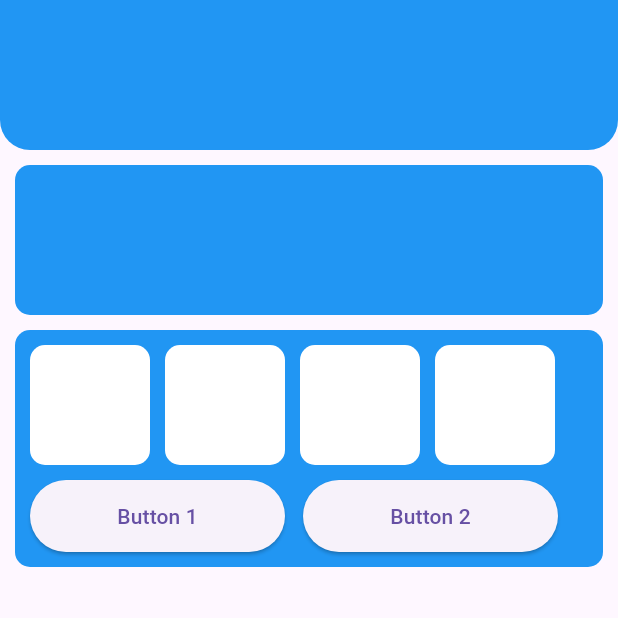
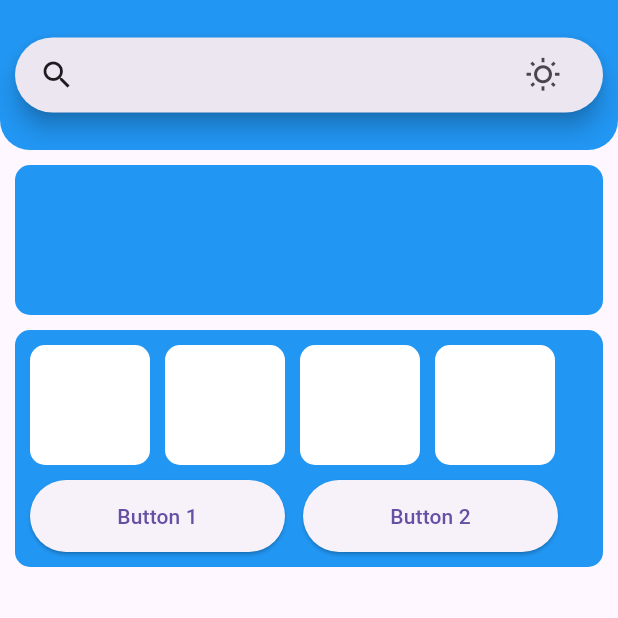
Before and after one commit to ChaminduGamage/Flutter-Layout-Practice, a Flutter app: the screen it shows after launch, on a phone screen of 412 x 824 dp, the top half of it. Run offline on Flutter 3.47's test engine with Material 3 defaults, Android fonts, the phone set to English and light mode, and no system bars.

Commit message:
Search Bar Test

```diff
--- a/lib/main.dart
+++ b/lib/main.dart
@@ -1,22 +1,33 @@
 import 'package:flutter/material.dart';
 
 void main() {
-  runApp(MyApp());
+  runApp(const MyApp());
 }
 
-class MyApp extends StatelessWidget {
+class MyApp extends StatefulWidget {
   const MyApp({super.key});
+
+  @override
+  State<MyApp> createState() => _MyAppState();
+}
+
+class _MyAppState extends State<MyApp> {
+  bool isDark = false; // Define isDark variable
+  final SearchController _searchController =
+      SearchController(); // Search Controller
 
   @override
   Widget build(BuildContext context) {
     return MaterialApp(
       debugShowCheckedModeBanner: false,
+      theme: isDark ? ThemeData.dark() : ThemeData.light(),
       home: SafeArea(
         child: Scaffold(
           body: Column(
             children: [
               Container(
                 height: 100,
+                padding: const EdgeInsets.fromLTRB(10, 25, 10, 25),
                 decoration: const BoxDecoration(
                   color: Colors.blue,
                   borderRadius: BorderRadius.only(
@@ -24,118 +35,110 @@ class MyApp extends StatelessWidget {
                     bottomRight: Radius.circular(20),
                   ),
                 ),
+                child: SearchAnchor(
+                  builder: (BuildContext context, SearchController controller) {
+                    return SearchBar(
+                      controller: _searchController,
+                      padding: const WidgetStatePropertyAll<EdgeInsets>(
+                        EdgeInsets.symmetric(horizontal: 16.0),
                       ),
-              const SizedBox(
-                height: 10,
+                      onTap: () {
+                        _searchController.openView();
+                      },
+                      onChanged: (_) {
+                        _searchController.openView();
+                      },
+                      leading: const Icon(Icons.search),
+                      trailing: <Widget>[
+                        Tooltip(
+                          message: 'Change brightness mode',
+                          child: IconButton(
+                            isSelected: isDark,
+                            onPressed: () {
+                              setState(() {
+                                isDark = !isDark; // Toggle theme
+                              });
+                            },
+                            icon: const Icon(Icons.wb_sunny_outlined),
+                            selectedIcon:
+                                const Icon(Icons.brightness_2_outlined),
                           ),
+                        ),
+                      ],
+                    );
+                  },
+                  suggestionsBuilder:
+                      (BuildContext context, SearchController controller) {
+                    return List<ListTile>.generate(5, (int index) {
+                      final String item = 'Item $index';
+                      return ListTile(
+                        title: Text(item),
+                        onTap: () {
+                          _searchController.closeView(item);
+                        },
+                      );
+                    });
+                  },
+                ),
+              ),
+              const SizedBox(height: 10),
               Container(
                 height: 100,
                 margin: const EdgeInsets.fromLTRB(10, 0, 10, 0),
                 decoration: const BoxDecoration(
                   color: Colors.blue,
-                  borderRadius: BorderRadius.all(
-                    Radius.circular(10),
+                  borderRadius: BorderRadius.all(Radius.circular(10)),
                 ),
               ),
-              ),
-              const SizedBox(
-                height: 10,
-              ),
+              const SizedBox(height: 10),
               Container(
                 height: 158,
                 margin: const EdgeInsets.only(left: 10, right: 10),
                 padding: const EdgeInsets.all(10),
                 decoration: const BoxDecoration(
                   color: Colors.blue,
-                  borderRadius: BorderRadius.all(
-                    Radius.circular(10),
-                  ),
+                  borderRadius: BorderRadius.all(Radius.circular(10)),
                 ),
                 child: Column(
                   children: [
                     Row(
-                      children: [
-                        Container(
+                      children: List.generate(4, (index) {
+                        return Container(
                           height: 80,
                           width: 80,
+                          margin: index == 0
+                              ? EdgeInsets.zero
+                              : const EdgeInsets.only(left: 10),
                           decoration: const BoxDecoration(
                             color: Colors.white,
-                            borderRadius: BorderRadius.all(
-                              Radius.circular(10),
+                            borderRadius: BorderRadius.all(Radius.circular(10)),
                           ),
+                        );
+                      }),
                     ),
-                        ),
-                        Container(
-                          height: 80,
-                          width: 80,
-                          margin: const EdgeInsets.only(left: 10),
-                          decoration: const BoxDecoration(
-                            color: Colors.white,
-                            borderRadius: BorderRadius.all(
-                              Radius.circular(10),
-                            ),
-                          ),
-                        ),
-                        Container(
-                          height: 80,
-                          width: 80,
-                          margin: const EdgeInsets.only(left: 10),
-                          decoration: const BoxDecoration(
-                            color: Colors.white,
-                            borderRadius: BorderRadius.all(
-                              Radius.circular(10),
-                            ),
-                          ),
-                        ),
-                        Container(
-                          height: 80,
-                          width: 80,
-                          margin: const EdgeInsets.only(left: 10),
-                          decoration: const BoxDecoration(
-                            color: Colors.white,
-                            borderRadius: BorderRadius.all(
-                              Radius.circular(10),
-                            ),
-                          ),
-                        ),
-                      ],
-                    ),
-                    SizedBox(
-                      height: 10,
-                    ),
+                    const SizedBox(height: 10),
                     Row(
                       children: [
                         Expanded(
-                          child: Container(
-                              width: double.infinity,
-                              decoration: const BoxDecoration(
-                                borderRadius: BorderRadius.all(
-                                  Radius.circular(10),
-                                ),
-                              ),
                           child: Row(
                             children: [
                               ElevatedButton(
                                 onPressed: () {},
                                 style: ElevatedButton.styleFrom(
-                                      minimumSize: const Size(
-                                          170, 48), // Width: 200, Height: 50
+                                  minimumSize: const Size(170, 48),
                                 ),
                                 child: const Text('Button 1'),
                               ),
-                                  SizedBox(
-                                    width: 12,
-                                  ),
+                              const SizedBox(width: 12),
                               ElevatedButton(
                                 onPressed: () {},
                                 style: ElevatedButton.styleFrom(
-                                      minimumSize: const Size(
-                                          170, 48), // Width: 200, Height: 50
+                                  minimumSize: const Size(170, 48),
                                 ),
                                 child: const Text('Button 2'),
                               ),
                             ],
-                              )),
+                          ),
                         ),
                       ],
                     ),
```
Lines whose indentation alone changed are shown as unchanged.
